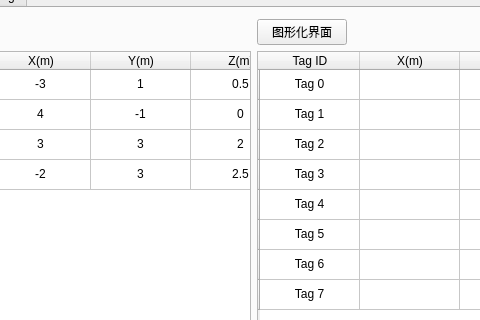
Wxin96/RTLS, file RTLS190715/rtls_widget.ui: the form before one commit; both pictures show x 136 to 616 and y 235 to 555 of the 780 by 652 pixel window.
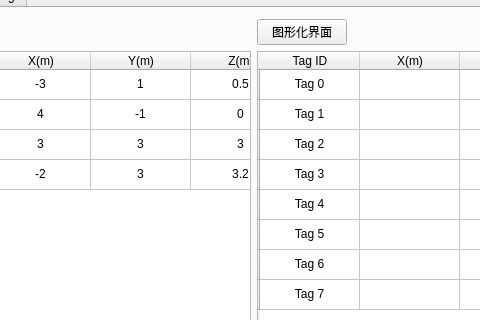
The form after the commit. Custom widgets are drawn as their Qt base class.

Diff of the .ui file:
```diff
--- a/RTLS190715/rtls_widget.ui
+++ b/RTLS190715/rtls_widget.ui
@@ -652,7 +652,7 @@
          </item>
          <item row="2" column="3">
           <property name="text">
-           <string>2</string>
+           <string>3</string>
           </property>
           <property name="textAlignment">
            <set>AlignCenter</set>
@@ -687,7 +687,7 @@
          </item>
          <item row="3" column="3">
           <property name="text">
-           <string>2.5</string>
+           <string>3.2</string>
           </property>
           <property name="textAlignment">
            <set>AlignCenter</set>
```
